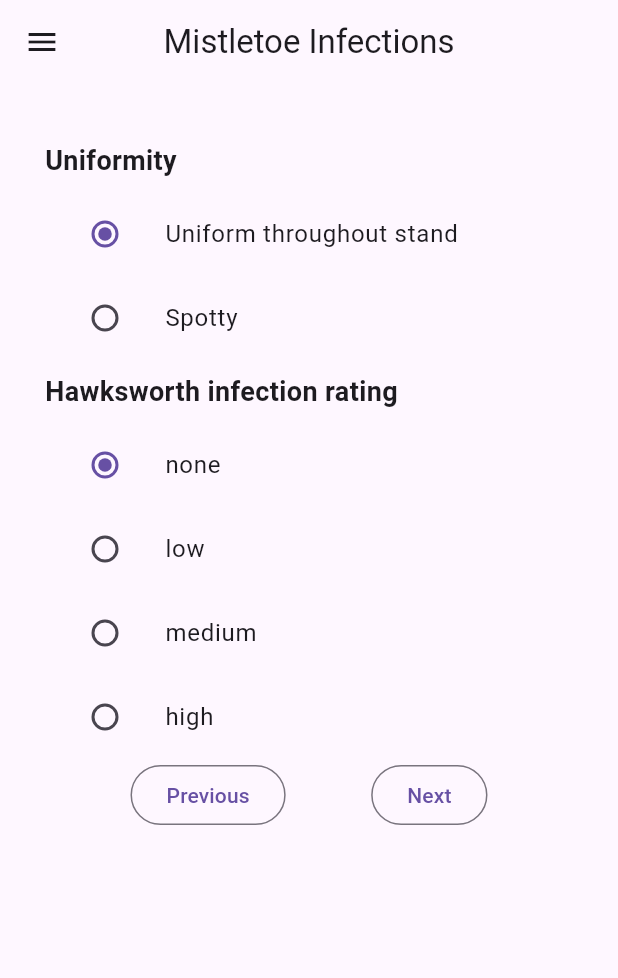
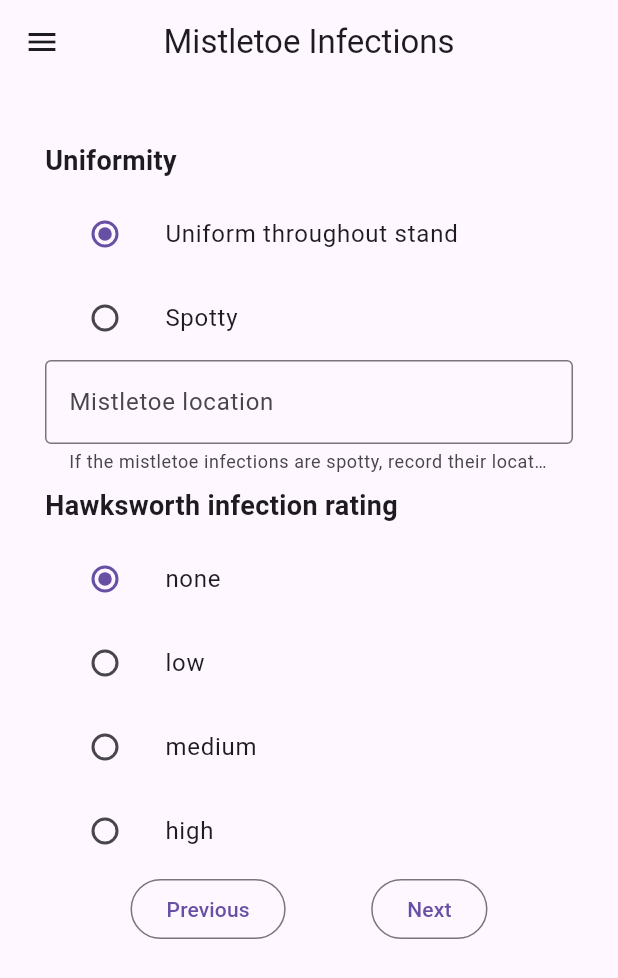
Before and after one commit to wleejess/forestryapp, a Flutter app: the screen it shows after launch, in the side drawer, after a tap on "Mistletoe", on a phone screen of 412 x 824 dp. Shown: the top 978 px of the screen. Run offline on Flutter 3.47's test engine with Material 3 defaults, Android fonts, the phone set to English and light mode, and no system bars.

Commit message:
Add a TextField section for the mistletoe location entry

```diff
--- a/lib/screens/mistletoe_screen.dart
+++ b/lib/screens/mistletoe_screen.dart
@@ -41,6 +41,7 @@ class MistletoeScreen extends StatelessWidget {
                 options: _uniformityOptions,
                 onSelected: (i) {},
               ),
+              _buildLocationInput(context),
               RadioOptions(
                 header: _hawksworthHeading,
                 options: _hawksworthOptions,
@@ -60,6 +61,17 @@ class MistletoeScreen extends StatelessWidget {
     );
   }
 
+  // Inputs ////////////////////////////////////////////////////////////////////
+  Widget _buildLocationInput(BuildContext context) {
+    return const TextField(
+      decoration: InputDecoration(
+        labelText: _locationHeading,
+        helperText: _locationDescription,
+        border: OutlineInputBorder(),
+      ),
+    );
+  }
+
   // Buttons ///////////////////////////////////////////////////////////////////
   Widget _buildButtonPrevious(BuildContext context) {
     return OutlinedButton(
```
